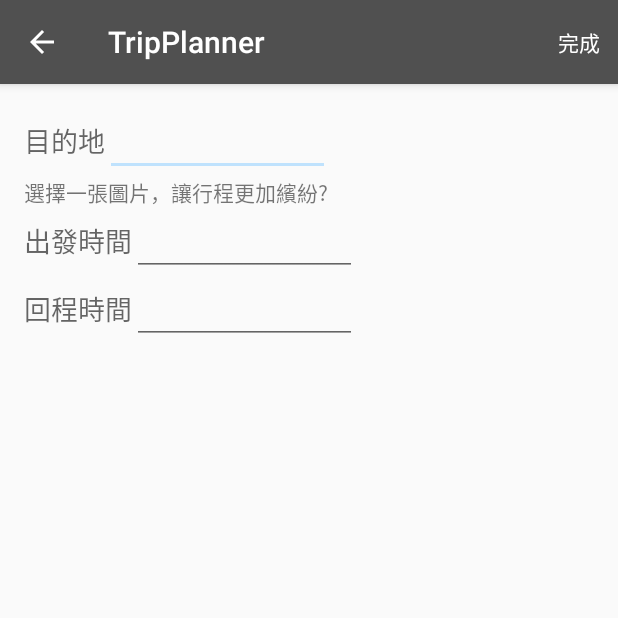
After one commit to centerseed/TripPlanner, an Android app: the CreateTripActivity screen opened directly, with no data from a screen before it, on a phone screen of 412 x 824 dp, the top half of it. The commit adds this screen. Run offline under Robolectric (Android 15) with nearby library versions, the phone set to English and light mode, and no system bars.

Commit message:
開始增加createTrip裡面的功能

```diff
--- a/app/src/main/AndroidManifest.xml
+++ b/app/src/main/AndroidManifest.xml
@@ -29,7 +29,8 @@
         <activity
             android:name=".trip.TripActivity"
             android:label="@string/title_activity_trip"
-            android:theme="@style/AppTheme.NoActionBar"></activity>
+            android:theme="@style/AppTheme.NoActionBar" />
+        <activity android:name=".trip.CreateTripActivity"></activity>
     </application>
 
 </manifest>
--- /dev/null
+++ b/app/src/main/java/com/barry/tripplanner/trip/CreateTripActivity.java
@@ -0,0 +1,34 @@
+package com.barry.tripplanner.trip;
+
+import android.os.Bundle;
+import android.support.v7.app.AppCompatActivity;
+import android.view.Menu;
+import android.view.MenuItem;
+
+import com.barry.tripplanner.R;
+import com.barry.tripplanner.base.ToolbarActivity;
+
+public class CreateTripActivity extends AppCompatActivity {
+
+    @Override
+    protected void onCreate(Bundle savedInstanceState) {
+        super.onCreate(savedInstanceState);
+        getSupportActionBar().setDisplayHomeAsUpEnabled(true);
+        setContentView(R.layout.activity_create_trip);
+    }
+
+    @Override
+    public boolean onCreateOptionsMenu(Menu menu) {
+        getMenuInflater().inflate(R.menu.menu_create_trip, menu);
+        return true;
+    }
+
+    @Override
+    public boolean onOptionsItemSelected(MenuItem item) {
+        if (item.getItemId() == android.R.id.home) {
+            finish();
+            return true;
+        }
+        return super.onOptionsItemSelected(item);
+    }
+}
--- a/app/src/main/java/com/barry/tripplanner/trip/TripListFragment.java
+++ b/app/src/main/java/com/barry/tripplanner/trip/TripListFragment.java
@@ -7,6 +7,7 @@ import android.database.Cursor;
 import android.net.Uri;
 import android.os.Bundle;
 import android.support.annotation.Nullable;
+import android.support.design.widget.FloatingActionButton;
 import android.view.LayoutInflater;
 import android.view.View;
 import android.view.ViewGroup;
@@ -29,6 +30,14 @@ public class TripListFragment extends DragRecycleListFragment implements DragLis
     @Override
     public void onViewCreated(View view, @Nullable Bundle savedInstanceState) {
         super.onViewCreated(view, savedInstanceState);
+        FloatingActionButton fab = (FloatingActionButton) view.findViewById(R.id.fab);
+        fab.setOnClickListener(new View.OnClickListener() {
+            @Override
+            public void onClick(View v) {
+                Intent i = new Intent(getActivity(), CreateTripActivity.class);
+                startActivity(i);
+            }
+        });
         initDummyData();
     }
 
--- /dev/null
+++ b/app/src/main/res/layout/activity_create_trip.xml
@@ -0,0 +1,86 @@
+<?xml version="1.0" encoding="utf-8"?>
+<LinearLayout xmlns:android="http://schemas.android.com/apk/res/android"
+    xmlns:tools="http://schemas.android.com/tools"
+    android:layout_width="match_parent"
+    android:layout_height="match_parent"
+    xmlns:app="http://schemas.android.com/apk/res-auto"
+    tools:context="com.barry.tripplanner.trip.CreateTripActivity"
+    android:orientation="vertical"
+    android:padding="16dp">
+
+    <LinearLayout
+        android:orientation="horizontal"
+        android:layout_width="match_parent"
+        android:layout_height="wrap_content">
+
+        <TextView
+            android:layout_width="wrap_content"
+            android:layout_height="wrap_content"
+            android:textAppearance="?android:attr/textAppearanceMedium"
+            android:text="@string/title_target"
+            android:id="@+id/textView4" />
+
+        <EditText
+            android:layout_width="150dp"
+            android:layout_height="wrap_content"
+            android:id="@+id/editText" />
+
+    </LinearLayout>
+
+    <LinearLayout
+        android:orientation="vertical"
+        android:layout_width="match_parent"
+        android:layout_height="wrap_content"
+        android:id="@+id/choosePhotoLayout">
+
+        <TextView
+            android:layout_width="wrap_content"
+            android:layout_height="wrap_content"
+            android:textAppearance="?android:attr/textAppearanceSmall"
+            android:text="@string/title_choose_photo"
+            android:id="@+id/textView5" />
+
+        <android.support.v7.widget.RecyclerView
+            android:layout_width="wrap_content"
+            android:layout_height="wrap_content"
+            android:id="@+id/view" />
+
+    </LinearLayout>
+
+    <LinearLayout
+        android:orientation="horizontal"
+        android:layout_width="match_parent"
+        android:layout_height="wrap_content" >
+
+        <TextView
+            android:layout_width="wrap_content"
+            android:layout_height="wrap_content"
+            android:textAppearance="?android:attr/textAppearanceMedium"
+            android:text="@string/title_go_time"
+            android:id="@+id/textView6" />
+
+        <EditText
+            android:layout_width="150dp"
+            android:layout_height="wrap_content"
+            android:id="@+id/editText2" />
+    </LinearLayout>
+
+    <LinearLayout
+        android:orientation="horizontal"
+        android:layout_width="match_parent"
+        android:layout_height="wrap_content" >
+
+        <TextView
+            android:layout_width="wrap_content"
+            android:layout_height="wrap_content"
+            android:textAppearance="?android:attr/textAppearanceMedium"
+            android:text="@string/title_back_time"
+            android:id="@+id/textView7" />
+
+        <EditText
+            android:layout_width="150dp"
+            android:layout_height="wrap_content"
+            android:id="@+id/editText3" />
+    </LinearLayout>
+
+</LinearLayout>
--- /dev/null
+++ b/app/src/main/res/menu/menu_create_trip.xml
@@ -0,0 +1,11 @@
+<menu xmlns:android="http://schemas.android.com/apk/res/android"
+    xmlns:app="http://schemas.android.com/apk/res-auto"
+    xmlns:tools="http://schemas.android.com/tools"
+    tools:context="com.barry.tripplanner.trip.TripActivity">
+
+    <item
+        android:id="@+id/action_done"
+        android:orderInCategory="100"
+        android:title="@string/action_done"
+        app:showAsAction="always" />
+</menu>
--- a/app/src/main/res/values/strings.xml
+++ b/app/src/main/res/values/strings.xml
@@ -10,7 +10,13 @@
 
     <string name="action_edit">編輯</string>
     <string name="action_delete">刪除</string>
+    <string name="action_done">完成</string>
+
     <string name="title_day">日程</string>
     <string name="title_attraction">景點</string>
     <string name="title_memo">備忘</string>
+    <string name="title_target">目的地</string>
+    <string name="title_choose_photo">選擇一張圖片，讓行程更加繽紛?</string>
+    <string name="title_go_time">出發時間</string>
+    <string name="title_back_time">回程時間</string>
 </resources>
```
